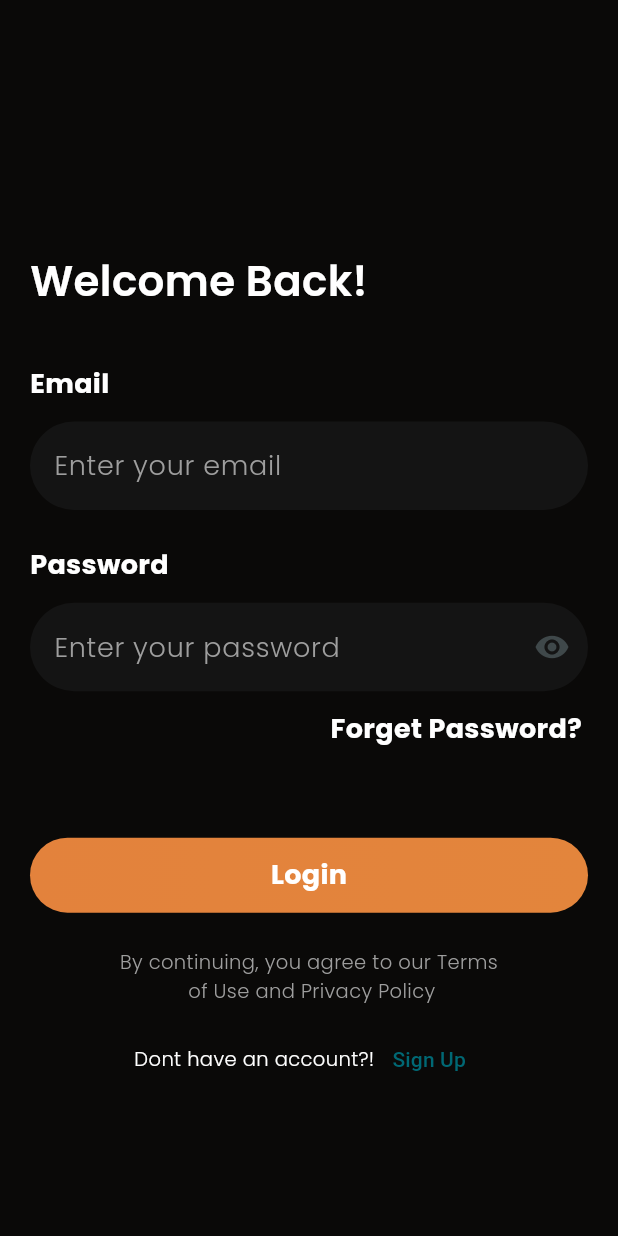
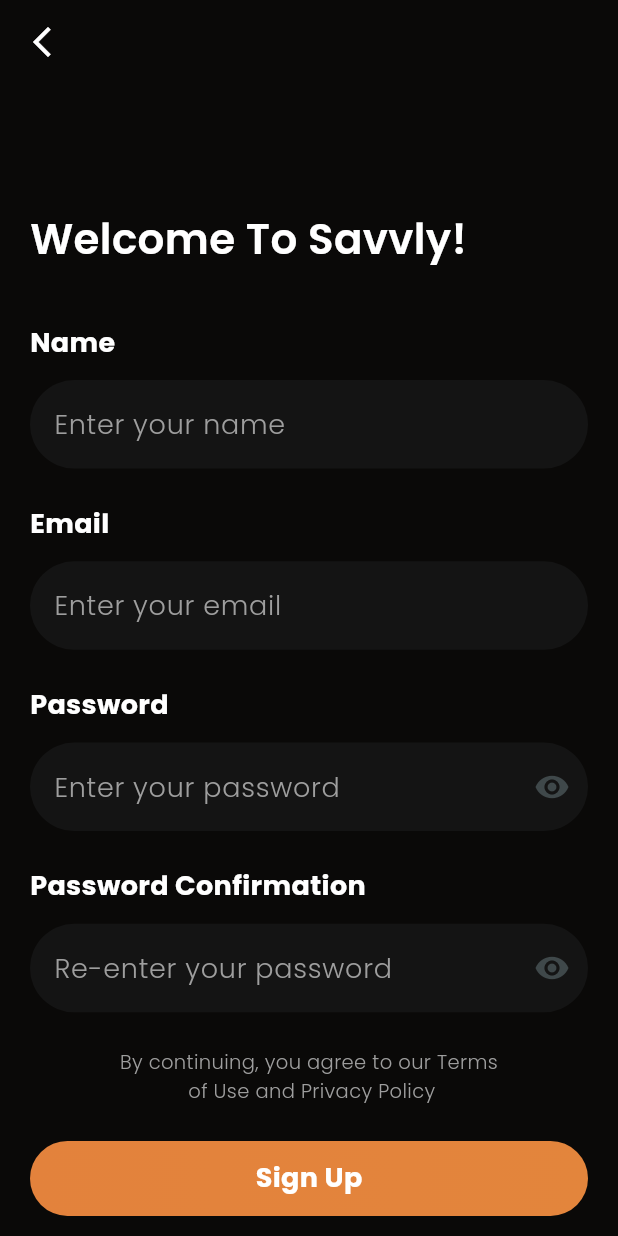
Before and after one commit to soukiie/Savvly_expenses_tracker, a Flutter app: the screen it shows after launch, after a tap on "Sign Up", on a phone screen of 412 x 824 dp. Run offline on Flutter 3.47's test engine with Material 3 defaults, Android fonts, the phone set to English and light mode, and no system bars; our stand-ins replace firebase_auth, firebase_core, flutter_bloc, flutter_screenutil, google_fonts; accounts and stored records are empty.

Commit message:
* Finished signup UI * Finished signup logic

```diff
--- a/lib/core/networking/firebase_helper.dart
+++ b/lib/core/networking/firebase_helper.dart
@@ -5,4 +5,8 @@
   Future loginUser({required String email, required String password}) async {
     await auth.signInWithEmailAndPassword(email: email, password: password);
   }
+
+  Future registerUser({required String email, required String password}) async {
+    await auth.createUserWithEmailAndPassword(email: email, password: password);
+  }
 }
--- a/lib/core/routing/routes.dart
+++ b/lib/core/routing/routes.dart
@@ -1,4 +1,5 @@
 class Routes {
   static const String login = '/login';
   static const String home = '/home';
+  static const String signup = '/signup';
 }
--- a/lib/core/routing/routing.dart
+++ b/lib/core/routing/routing.dart
@@ -3,6 +3,8 @@
 import 'package:expenses_tracker/features/home/home_screen.dart';
 import 'package:expenses_tracker/features/login/logic/cubit/login_cubit.dart';
 import 'package:expenses_tracker/features/login/ui/screens/login_screen.dart';
+import 'package:expenses_tracker/features/signup/logic/cubit/signup_cubit.dart';
+import 'package:expenses_tracker/features/signup/ui/screens/signup_screen.dart';
 import 'package:flutter/material.dart';
 import 'package:flutter_bloc/flutter_bloc.dart';
 
@@ -23,6 +25,14 @@
             child: const HomeScreen(),
           ),
         );
+      case Routes.signup:
+        return MaterialPageRoute(
+          builder: (context) => BlocProvider(
+            create: (context) => SignupCubit(FirebaseHelper()),
+            child: const SignupScreen(),
+          ),
+        );
+
       default:
         return MaterialPageRoute(builder: (context) => const NoRouteScreen());
     }
--- a/lib/features/login/ui/widgets/dont_have_an_account.dart
+++ b/lib/features/login/ui/widgets/dont_have_an_account.dart
@@ -1,3 +1,4 @@
+import 'package:expenses_tracker/core/routing/routes.dart';
 import 'package:flutter/material.dart';
 
 import '../../../../core/theming/fonts.dart';
@@ -14,7 +15,9 @@
       children: [
         Text('Dont have an account?!', style: FontHelper.font13WhiteW300),
         TextButton(
-          onPressed: () {},
+          onPressed: () {
+            Navigator.pushNamed(context, Routes.signup);
+          },
           child: const Text(
             'Sign Up',
           ),
--- /dev/null
+++ b/lib/features/signup/logic/cubit/signup_cubit.dart
@@ -0,0 +1,32 @@
+import 'package:flutter/material.dart';
+import 'package:flutter_bloc/flutter_bloc.dart';
+import 'package:expenses_tracker/core/networking/firebase_helper.dart';
+
+part 'signup_state.dart';
+
+class SignupCubit extends Cubit<SignupState> {
+  final FirebaseHelper firebaseHelper;
+  SignupCubit(this.firebaseHelper) : super(SignupInitial());
+  TextEditingController emailController = TextEditingController();
+  TextEditingController nameController = TextEditingController();
+  TextEditingController passwordController = TextEditingController();
+  TextEditingController passwordConfirmationController =
+      TextEditingController();
+  GlobalKey<FormState> formKey = GlobalKey<FormState>();
+
+  signUp() async {
+    emit(SignupLoadingState());
+    try {
+      await firebaseHelper
+          .registerUser(
+            email: emailController.text.trim(),
+            password: passwordController.text.trim(),
+          )
+          .then(
+            (value) => emit(SignupSuccessState()),
+          );
+    } catch (e) {
+      emit(SignupErrorState());
+    }
+  }
+}
--- /dev/null
+++ b/lib/features/signup/logic/cubit/signup_state.dart
@@ -0,0 +1,12 @@
+part of 'signup_cubit.dart';
+
+@immutable
+sealed class SignupState {}
+
+final class SignupInitial extends SignupState {}
+
+final class SignupErrorState extends SignupState {}
+
+final class SignupLoadingState extends SignupState {}
+
+final class SignupSuccessState extends SignupState {}
--- /dev/null
+++ b/lib/features/signup/ui/screens/signup_screen.dart
@@ -0,0 +1,78 @@
+import 'package:expenses_tracker/core/helpers/spacing.dart';
+import 'package:expenses_tracker/core/theming/fonts.dart';
+import 'package:expenses_tracker/core/theming/my_colors.dart';
+import 'package:expenses_tracker/core/widgets/my_button.dart';
+import 'package:expenses_tracker/features/login/ui/widgets/terms_and_conditions.dart';
+import 'package:expenses_tracker/features/signup/logic/cubit/signup_cubit.dart';
+import 'package:expenses_tracker/features/signup/ui/widgets/signup_form_fields.dart';
+import 'package:expenses_tracker/features/signup/ui/widgets/signup_listener_widget.dart';
+import 'package:flutter/material.dart';
+import 'package:flutter_bloc/flutter_bloc.dart';
+
+class SignupScreen extends StatefulWidget {
+  const SignupScreen({super.key});
+
+  @override
+  State<SignupScreen> createState() => _SignupScreenState();
+}
+
+class _SignupScreenState extends State<SignupScreen> {
+  bool isObscure = true;
+  @override
+  Widget build(BuildContext context) {
+    return Scaffold(
+      resizeToAvoidBottomInset: false,
+      backgroundColor: MyColors.blackColor,
+      appBar: AppBar(
+        backgroundColor: MyColors.blackColor,
+        leading: IconButton(
+            onPressed: () {
+              Navigator.pop(context);
+            },
+            icon: const Icon(
+              Icons.arrow_back_ios_new,
+              color: Colors.white,
+            )),
+      ),
+      body: SafeArea(
+        child: Padding(
+          padding: const EdgeInsets.symmetric(horizontal: 20),
+          child: SingleChildScrollView(
+            child: SingleChildScrollView(
+              child: Column(
+                crossAxisAlignment: CrossAxisAlignment.start,
+                children: [
+                  verticalSpace(70),
+                  const SignupFormFields(),
+                  verticalSpace(20),
+                  const TermsAndConditions(),
+                  verticalSpace(20),
+                  MyButton(
+                    gradient: const LinearGradient(
+                      begin: Alignment.centerLeft,
+                      end: Alignment.centerRight,
+                      stops: [0.0, 1.0],
+                      colors: [MyColors.orangeColor, MyColors.yellowColor],
+                    ),
+                    onPressed: () {
+                      validateThenSignup();
+                    },
+                    child: Text('Sign Up', style: FontHelper.font18BoldWhite),
+                  ),
+                  verticalSpace(20),
+                  const SignupListenerWidget(),
+                ],
+              ),
+            ),
+          ),
+        ),
+      ),
+    );
+  }
+
+  validateThenSignup() {
+    if (context.read<SignupCubit>().formKey.currentState!.validate()) {
+      context.read<SignupCubit>().signUp();
+    }
+  }
+}
--- /dev/null
+++ b/lib/features/signup/ui/widgets/signup_form_fields.dart
@@ -0,0 +1,135 @@
+import 'package:expenses_tracker/core/helpers/spacing.dart';
+import 'package:expenses_tracker/core/theming/fonts.dart';
+import 'package:expenses_tracker/core/widgets/my_text_form_field.dart';
+import 'package:expenses_tracker/features/signup/logic/cubit/signup_cubit.dart';
+// import 'package:expenses_tracker/features/login/logic/cubit/login_cubit.dart';
+import 'package:flutter/material.dart';
+import 'package:flutter_bloc/flutter_bloc.dart';
+
+class SignupFormFields extends StatefulWidget {
+  const SignupFormFields({
+    super.key,
+  });
+
+  @override
+  State<SignupFormFields> createState() => _EmailAndPasswordState();
+}
+
+class _EmailAndPasswordState extends State<SignupFormFields> {
+  bool isObscure = true;
+  late TextEditingController emailController;
+  late TextEditingController passwordController;
+  late TextEditingController nameController;
+  late TextEditingController passwordConfirmationController;
+
+  @override
+  void initState() {
+    super.initState();
+    nameController = context.read<SignupCubit>().nameController;
+    emailController = context.read<SignupCubit>().emailController;
+    passwordController = context.read<SignupCubit>().passwordController;
+    passwordConfirmationController =
+        context.read<SignupCubit>().passwordConfirmationController;
+  }
+
+  @override
+  Widget build(BuildContext context) {
+    return Form(
+      key: context.read<SignupCubit>().formKey,
+      child: Column(
+        crossAxisAlignment: CrossAxisAlignment.start,
+        children: [
+          Text(
+            'Welcome To Savvly!',
+            style: FontHelper.font28SemiBoldWhite,
+          ),
+          verticalSpace(30),
+          Text(
+            'Name',
+            style: FontHelper.font18BoldWhite,
+          ),
+          verticalSpace(10),
+          MyTextFormField(
+            validator: (value) {
+              if (value == null || value.isEmpty) {
+                return 'Please enter your name';
+              }
+              return null;
+            },
+            controller: nameController,
+            isObscure: false,
+            hintText: 'Enter your name',
+          ),
+          verticalSpace(20),
+          Text(
+            'Email',
+            style: FontHelper.font18BoldWhite,
+          ),
+          verticalSpace(10),
+          MyTextFormField(
+            validator: (value) {
+              if (value == null || value.isEmpty) {
+                return 'Please enter your email';
+              }
+              return null;
+            },
+            controller: emailController,
+            isObscure: false,
+            hintText: 'Enter your email',
+          ),
+          verticalSpace(20),
+          Text('Password', style: FontHelper.font18BoldWhite),
+          verticalSpace(10),
+          MyTextFormField(
+              validator: (value) {
+                if (value == null || value.isEmpty) {
+                  return 'Please enter your password';
+                }
+                return null;
+              },
+              controller: passwordController,
+              isObscure: isObscure,
+              suffixIcon: IconButton(
+                  icon: isObscure
+                      ? const Icon(Icons.visibility)
+                      : const Icon(Icons.visibility_off),
+                  onPressed: () {
+                    setState(() {
+                      isObscure = !isObscure;
+                    });
+                  }),
+              hintText: 'Enter your password'),
+          verticalSpace(20),
+          Text(
+            'Password Confirmation',
+            style: FontHelper.font18BoldWhite,
+          ),
+          verticalSpace(10),
+          MyTextFormField(
+            validator: (value) {
+              if (value == null || value.isEmpty) {
+                return 'Please Re-enter your Password';
+              } else if (passwordConfirmationController.text.trim() !=
+                  passwordController.text.trim()) {
+                return 'Passwords do not match';
+              }
+              return null;
+            },
+            controller: passwordConfirmationController,
+            isObscure: isObscure,
+            suffixIcon: IconButton(
+                icon: isObscure
+                    ? const Icon(Icons.visibility)
+                    : const Icon(Icons.visibility_off),
+                onPressed: () {
+                  setState(() {
+                    isObscure = !isObscure;
+                  });
+                }),
+            hintText: 'Re-enter your password',
+          ),
+        ],
+      ),
+    );
+  }
+}
--- /dev/null
+++ b/lib/features/signup/ui/widgets/signup_listener_widget.dart
@@ -0,0 +1,37 @@
+import 'package:expenses_tracker/core/routing/routes.dart';
+import 'package:expenses_tracker/features/signup/logic/cubit/signup_cubit.dart';
+import 'package:flutter/material.dart';
+import 'package:flutter_bloc/flutter_bloc.dart';
+
+class SignupListenerWidget extends StatelessWidget {
+  const SignupListenerWidget({super.key});
+
+  @override
+  Widget build(BuildContext context) {
+    return BlocListener<SignupCubit, SignupState>(
+        listenWhen: (previous, current) =>
+            current is SignupSuccessState ||
+            current is SignupLoadingState ||
+            current is SignupErrorState,
+        listener: (context, state) {
+          if (state is SignupLoadingState) {
+            showDialog(
+                context: context,
+                builder: (context) => const Center(
+                      child: CircularProgressIndicator(),
+                    ));
+          } else if (state is SignupErrorState) {
+            Navigator.pop(context);
+            ScaffoldMessenger.of(context).showSnackBar(
+              const SnackBar(
+                content: Text('Error Signning Up'),
+              ),
+            );
+          } else {
+            Navigator.pop(context);
+            Navigator.pushReplacementNamed(context, Routes.home);
+          }
+        },
+        child: const SizedBox.shrink());
+  }
+}
```
